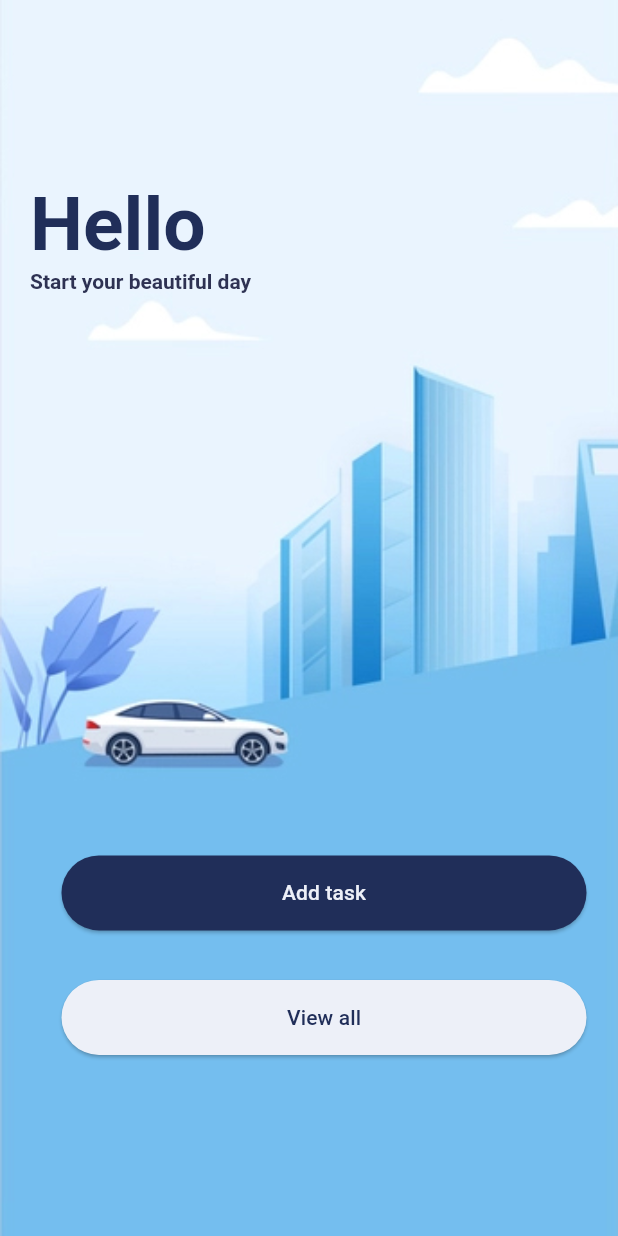
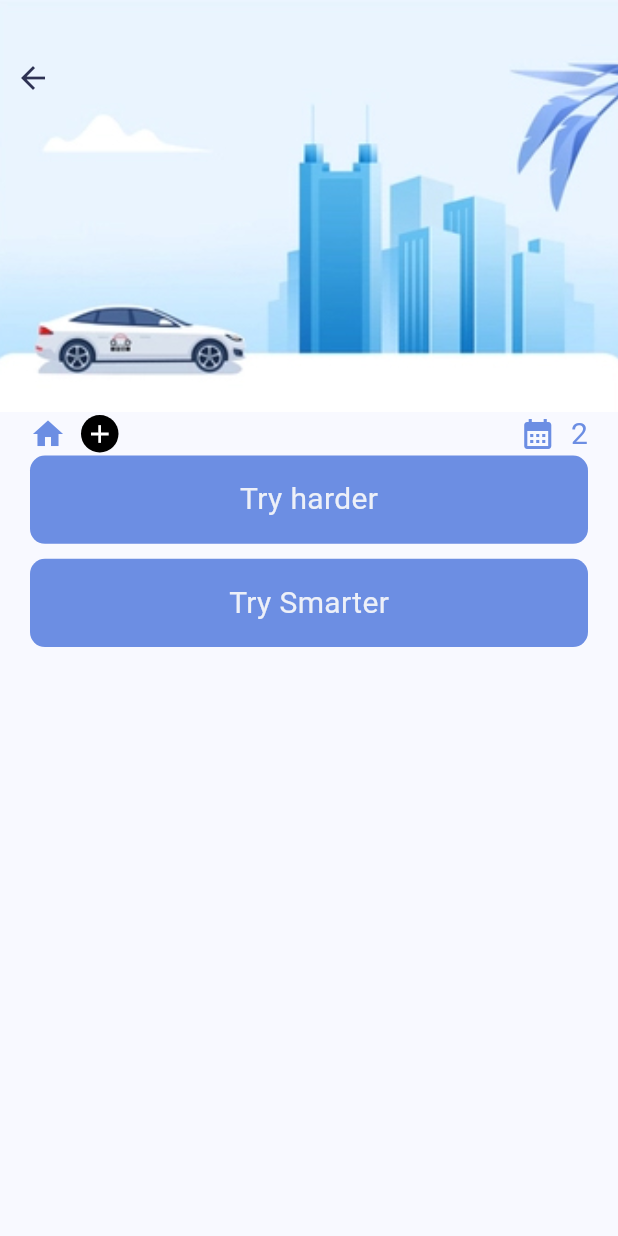
Before and after one commit to swag2716/Task-management-app, a Flutter app: the HomeScreen screen opened directly, after a tap on "View all", on a phone screen of 412 x 824 dp. Run offline on Flutter 3.47's test engine with Material 2 defaults, Android fonts, the phone set to English and light mode, and no system bars; our stand-ins replace get.

Commit message:
Completed addTask and allTasks screen

```diff
--- a/lib/helpers/button.dart
+++ b/lib/helpers/button.dart
@@ -4,7 +4,7 @@ ButtonStyle button(Color backgroundColor, Color textColor) {
   final ButtonStyle raisedButtonStyle = ElevatedButton.styleFrom(
     foregroundColor: textColor,
     backgroundColor: backgroundColor,
-    minimumSize: const Size(350, 50),
+    minimumSize: const Size(350, 60),
     padding: const EdgeInsets.symmetric(horizontal: 16),
     shape: const RoundedRectangleBorder(
       borderRadius: BorderRadius.all(Radius.circular(30)),
--- a/lib/main.dart
+++ b/lib/main.dart
@@ -1,6 +1,6 @@
 import 'package:flutter/material.dart';
-import 'package:my_app/screens/add_task.dart';
 import 'package:my_app/screens/home_screen.dart';
+import 'package:get/get.dart';
 
 void main() {
   runApp(const MyApp());
@@ -12,14 +12,14 @@ class MyApp extends StatelessWidget {
   // This widget is the root of your application.
   @override
   Widget build(BuildContext context) {
-    return MaterialApp(
+    return GetMaterialApp(
       debugShowCheckedModeBanner: false,
       title: 'Flutter Demo',
       theme: ThemeData(
         colorScheme: ColorScheme.fromSeed(seedColor: Colors.blue),
         useMaterial3: true,
       ),
-      home: const AddTask(),
+      home: const HomeScreen(),
     );
   }
 }
--- /dev/null
+++ b/lib/screens/all_tasks.dart
@@ -0,0 +1,184 @@
+import 'package:flutter/material.dart';
+import 'package:my_app/utils/app_colors.dart';
+import 'package:my_app/widgets/task_widget.dart';
+import 'package:my_app/helpers/button.dart';
+import 'package:get/get.dart';
+class AllTasks extends StatelessWidget {
+  const AllTasks({Key? key}) : super(key: key);
+
+  @override
+  Widget build(BuildContext context) {
+    List myTasks = [
+      "Try harder",
+      "Try Smarter",
+    ];
+
+    final leftEditIcon = Container(
+      padding: const EdgeInsets.only(left: 20),
+      margin: const EdgeInsets.only(left: 20, right: 20, bottom: 10),
+      decoration: BoxDecoration(
+          color: AppColors.smallTextColor,
+          borderRadius: BorderRadius.circular(10)),
+      alignment: Alignment.centerLeft,
+      child: const Icon(
+        Icons.edit,
+        color: Colors.white,
+      ),
+    );
+    final rightDeleteIcon = Container(
+      padding: const EdgeInsets.only(right: 20),
+      margin: const EdgeInsets.only(left: 20, right: 20, bottom: 10),
+      decoration: BoxDecoration(
+          color: Colors.red, borderRadius: BorderRadius.circular(10)),
+      alignment: Alignment.centerRight,
+      child: const Icon(
+        Icons.delete,
+        color: Colors.white,
+      ),
+    );
+    return Scaffold(
+      body: Column(
+        children: [
+          Container(
+            padding: const EdgeInsets.only(left: 10, top: 40),
+            alignment: Alignment.topLeft,
+
+            width: double.maxFinite,
+            height: MediaQuery.of(context).size.height / 3,
+            decoration: const BoxDecoration(
+                image: DecorationImage(
+                    fit: BoxFit.cover, image: AssetImage("assets/header.jpg")
+                )
+            ),
+            child: InkWell(
+                onTap: () {
+                  Get.back();
+                },
+                child: Icon(
+                  Icons.arrow_back,
+                  color: AppColors.smallTextColor,
+                )),
+          ),
+          Container(
+            padding: const EdgeInsets.only(left: 20, right: 20),
+            child: Row(children: [
+              Icon(Icons.home, color: AppColors.secondaryColor),
+              const SizedBox(
+                width: 10,
+              ),
+              Container(
+                width: 25,
+                height: 25,
+                decoration: BoxDecoration(
+                  borderRadius: BorderRadius.circular(12.5),
+                  color: Colors.black,
+                ),
+                child: const Icon(
+                  Icons.add,
+                  color: Colors.white,
+                  size: 20,
+                ),
+              ),
+              Expanded(
+                child: Container(),
+              ),
+              Icon(Icons.calendar_month_sharp, color: AppColors.secondaryColor),
+              const SizedBox(
+                width: 10,
+              ),
+              Text(
+                "2",
+                style: TextStyle(fontSize: 20, color: AppColors.secondaryColor),
+              )
+            ]),
+          ),
+          Flexible(
+            child: ListView.builder(
+                itemCount: myTasks.length,
+                itemBuilder: (context, index) {
+                  return Dismissible(
+                    background: leftEditIcon,
+                    secondaryBackground: rightDeleteIcon,
+                    onDismissed: (DismissDirection direction) {
+                      print("After dismiss");
+                    },
+                    confirmDismiss: (DismissDirection direction) async {
+                      if(direction==DismissDirection.startToEnd){
+                        showModalBottomSheet(
+                          backgroundColor: Colors.blue.withOpacity(0.1),
+                          barrierColor: Colors.grey.withOpacity(0.2),
+                          context: context, builder: (_){
+                            if(direction == DismissDirection.startToEnd){}
+                            return Container(
+                              padding: const EdgeInsets.only(top: 100),
+                              width: double.maxFinite,
+                              height: 400,
+                              child: Column(
+                                children: [
+                                  ElevatedButton(
+                                    style: button(AppColors.mainColor, AppColors.textHolder),
+                                    onPressed: () {},
+                                    child: const Text('View'),
+                                  ),
+                                  const SizedBox(
+                                    height: 30,
+                                  ),
+                                  ElevatedButton(
+                                    style: button(AppColors.mainColor, AppColors.secondaryColor),
+                                    onPressed: () {},
+                                    child: const Text('Edit'),
+                                  )
+                                ],
+                              ),
+                            );
+                          }
+                        );
+                        return false;
+                      }else{
+                        showModalBottomSheet(
+                          backgroundColor: Colors.blue.withOpacity(0.1),
+                          barrierColor: Colors.grey.withOpacity(0.2),
+                          context: context, builder: (_){
+                            if(direction == DismissDirection.startToEnd){}
+                            return Container(
+                              padding: const EdgeInsets.only(top: 100),
+                              width: double.maxFinite,
+                              height: 400,
+                              child: Column(
+                                children: [
+                                  ElevatedButton(
+                                    style: button(Colors.red, Colors.white),
+                                    onPressed: () {},
+                                    child: const Text('Delete'),
+                                  ),
+                                  const SizedBox(
+                                    height: 30,
+                                  ),
+                                  ElevatedButton(
+                                    style: button(Colors.green, Colors.white),
+                                    onPressed: () {},
+                                    child: const Text('Cancel'),
+                                  )
+                                ],
+                              ),
+                            );
+                          }
+                        );
+                        return Future.delayed(const Duration(seconds: 1), ()=> direction == DismissDirection.endToStart);
+                      }
+                    },
+                    key: ObjectKey(index),
+                    child: Container(
+                      margin: const EdgeInsets.only(
+                          left: 20, right: 20, bottom: 10),
+                      child: TaskWidget(
+                          text: myTasks[index], color: AppColors.textHolder),
+                    ),
+                  );
+                }),
+          )
+        ],
+      ),
+    );
+  }
+}
--- a/lib/screens/home_screen.dart
+++ b/lib/screens/home_screen.dart
@@ -1,6 +1,9 @@
 import 'package:flutter/material.dart';
+import 'package:my_app/screens/add_task.dart';
+import 'package:my_app/screens/all_tasks.dart';
 import 'package:my_app/utils/app_colors.dart';
 import 'package:my_app/helpers/button.dart';
+import 'package:get/get.dart';
 
 class HomeScreen extends StatefulWidget {
   const HomeScreen({super.key});
@@ -46,26 +49,29 @@ class _HomeScreenState extends State<HomeScreen> {
               Center(
                 child: Column(
                   mainAxisAlignment: MainAxisAlignment.center,
-                children: [ElevatedButton(
+                children: [
+                  ElevatedButton(
                   style: button(AppColors.mainColor, AppColors.textHolder),
-                  onPressed: () {},
+                  onPressed: () {
+                    Get.to(()=> const AddTask(), transition: Transition.zoom, duration: const Duration(milliseconds: 800) );
+                  },
                   child: const Text('Add task'),
                 ),
 
-                SizedBox(
-                  height: MediaQuery.of(context).size.height/25,
+                const SizedBox(
+                  height: 30,
                 ),
 
                 ElevatedButton(
                   style: button(AppColors.textHolder, AppColors.mainColor),
-                  onPressed: () {},
+                  onPressed: () {
+                    Get.to(()=> const AllTasks(), transition: Transition.fade, duration: const Duration(seconds: 1) );
+                  },
                   child: const Text('View all'),
                 )
                 ]
                 ),
               ),
-
-              // ButtonWidget(text: "Add Task", backgroundColor: AppColors.mainColor, textColor: AppColors.textHolder)
             ]),
       ),
     );
--- /dev/null
+++ b/lib/widgets/task_widget.dart
@@ -0,0 +1,26 @@
+import 'package:flutter/material.dart';
+import 'package:my_app/utils/app_colors.dart';
+
+class TaskWidget extends StatelessWidget{
+  final String text;
+  final Color color;
+  const TaskWidget({Key? key, required this.text, required this.color}) : super(key: key);
+
+  @override
+  Widget build(BuildContext context) {
+    return Container(
+      width: double.maxFinite,
+      height: MediaQuery.of(context).size.height/14,
+      decoration: BoxDecoration(
+      color: AppColors.secondaryColor,
+      borderRadius: BorderRadius.circular(10),
+      ),
+      child: Center(
+        child: Text(text, style: TextStyle(
+          fontSize: 20,
+          color: color,
+        ),),
+      ),
+    );
+  }
+}
--- a/pubspec.yaml
+++ b/pubspec.yaml
@@ -35,6 +35,7 @@ dependencies:
   # The following adds the Cupertino Icons font to your application.
   # Use with the CupertinoIcons class for iOS style icons.
   cupertino_icons: ^1.0.2
+  get:
 
 dev_dependencies:
   flutter_test:
```
Also changed, not shown: lib/screens/add_task.dart (+15 -3 lines), lib/widgets/button_widget.dart (+32 -22 lines), lib/widgets/bottom_sheet_widget.dart (added), pubspec.lock.
